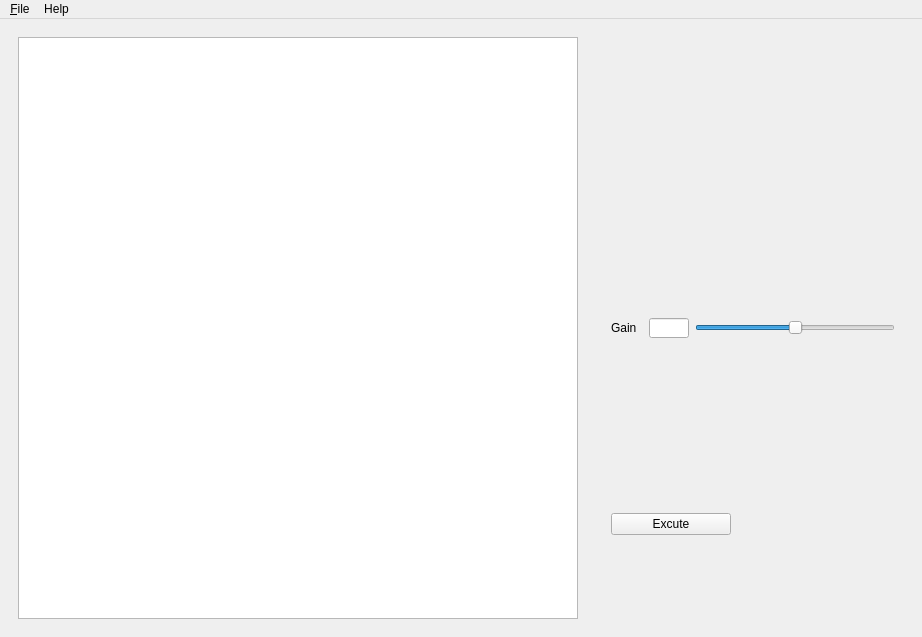
Old version of the form SimpleGraphicsEditor.ui in the repository Uskt2i/SimpleGraphicsEditor.
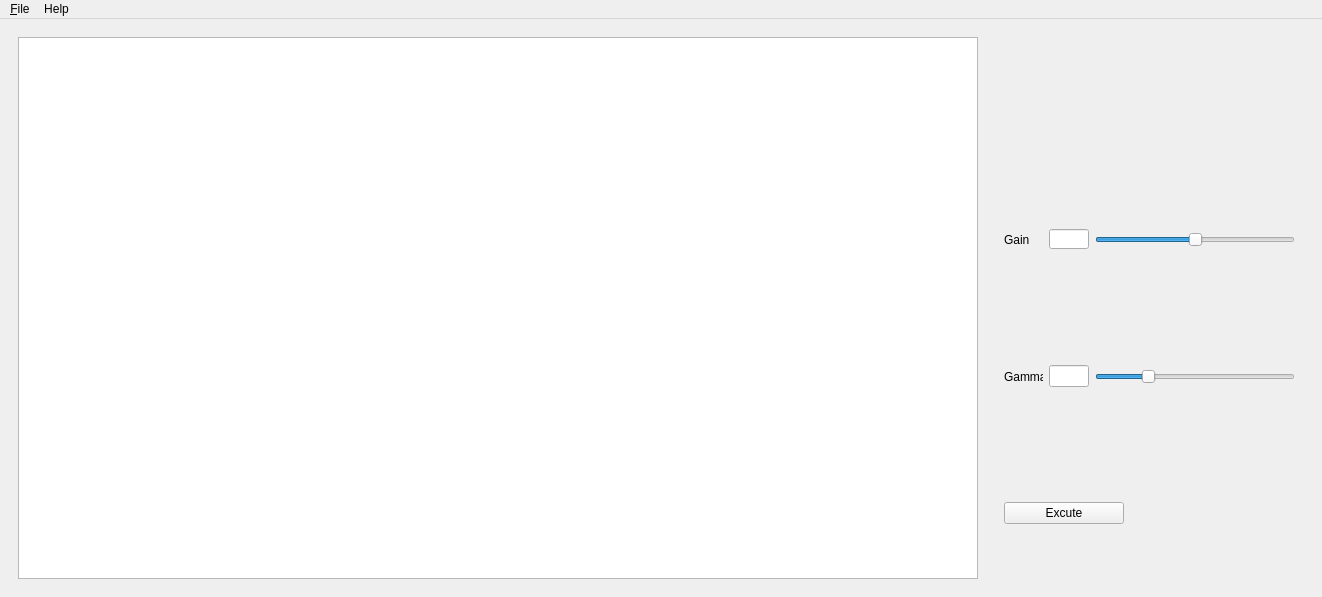
New version of the form.

What changed in the file:
```diff
--- a/SimpleGraphicsEditor.ui
+++ b/SimpleGraphicsEditor.ui
@@ -6,10 +6,16 @@
    <rect>
     <x>0</x>
     <y>0</y>
-    <width>922</width>
-    <height>637</height>
+    <width>1322</width>
+    <height>597</height>
    </rect>
   </property>
+  <property name="maximumSize">
+   <size>
+    <width>4096</width>
+    <height>4096</height>
+   </size>
+  </property>
   <property name="windowTitle">
    <string>MainWindow</string>
   </property>
@@ -19,8 +25,8 @@
      <widget class="QWidget" name="widget" native="true">
       <property name="maximumSize">
        <size>
-        <width>1280</width>
-        <height>720</height>
+        <width>4096</width>
+        <height>4096</height>
        </size>
       </property>
       <layout class="QVBoxLayout" name="verticalLayout">
@@ -34,8 +40,14 @@
         <widget class="QGraphicsView" name="graphicsView">
          <property name="minimumSize">
           <size>
-           <width>0</width>
-           <height>0</height>
+           <width>960</width>
+           <height>540</height>
+          </size>
+         </property>
+         <property name="maximumSize">
+          <size>
+           <width>4096</width>
+           <height>4096</height>
           </size>
          </property>
         </widget>
@@ -58,6 +70,9 @@
        </size>
       </property>
       <layout class="QVBoxLayout" name="verticalLayout_2">
+       <property name="leftMargin">
+        <number>2</number>
+       </property>
        <item>
         <widget class="QWidget" name="widget_3" native="true">
          <property name="enabled">
@@ -71,6 +86,12 @@
          <layout class="QHBoxLayout" name="horizontalLayout_2">
           <item>
            <widget class="QLabel" name="labelGain">
+            <property name="minimumSize">
+             <size>
+              <width>20</width>
+              <height>0</height>
+             </size>
+            </property>
             <property name="maximumSize">
              <size>
               <width>40</width>
@@ -126,6 +147,72 @@
          </layout>
         </widget>
        </item>
+       <item>
+        <widget class="QWidget" name="widget_6" native="true">
+         <layout class="QHBoxLayout" name="horizontalLayout_3">
+          <item>
+           <widget class="QLabel" name="labelGamma">
+            <property name="minimumSize">
+             <size>
+              <width>20</width>
+              <height>0</height>
+             </size>
+            </property>
+            <property name="maximumSize">
+             <size>
+              <width>50</width>
+              <height>16777215</height>
+             </size>
+            </property>
+            <property name="text">
+             <string>Gamma</string>
+            </property>
+           </widget>
+          </item>
+          <item>
+           <widget class="QLineEdit" name="lineEditGamma">
+            <property name="minimumSize">
+             <size>
+              <width>40</width>
+              <height>0</height>
+             </size>
+            </property>
+            <property name="maximumSize">
+             <size>
+              <width>40</width>
+              <height>16777215</height>
+             </size>
+            </property>
+           </widget>
+          </item>
+          <item>
+           <widget class="QSlider" name="horizontalSliderGamma">
+            <property name="minimumSize">
+             <size>
+              <width>200</width>
+              <height>0</height>
+             </size>
+            </property>
+            <property name="maximumSize">
+             <size>
+              <width>200</width>
+              <height>16777215</height>
+             </size>
+            </property>
+            <property name="maximum">
+             <number>400</number>
+            </property>
+            <property name="value">
+             <number>100</number>
+            </property>
+            <property name="orientation">
+             <enum>Qt::Horizontal</enum>
+            </property>
+           </widget>
+          </item>
+         </layout>
+        </widget>
+       </item>
        <item>
         <widget class="QWidget" name="widget_5" native="true">
          <layout class="QVBoxLayout" name="verticalLayout_4">
@@ -155,7 +242,7 @@
     <rect>
      <x>0</x>
      <y>0</y>
-     <width>922</width>
+     <width>1322</width>
      <height>21</height>
     </rect>
    </property>
```
